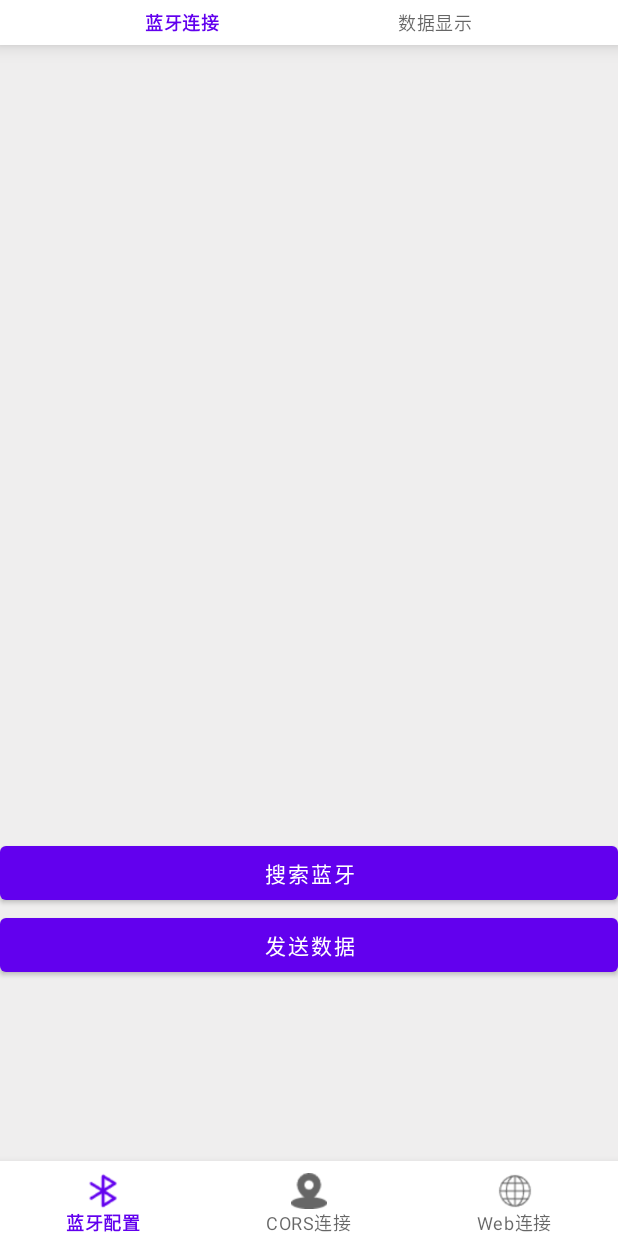
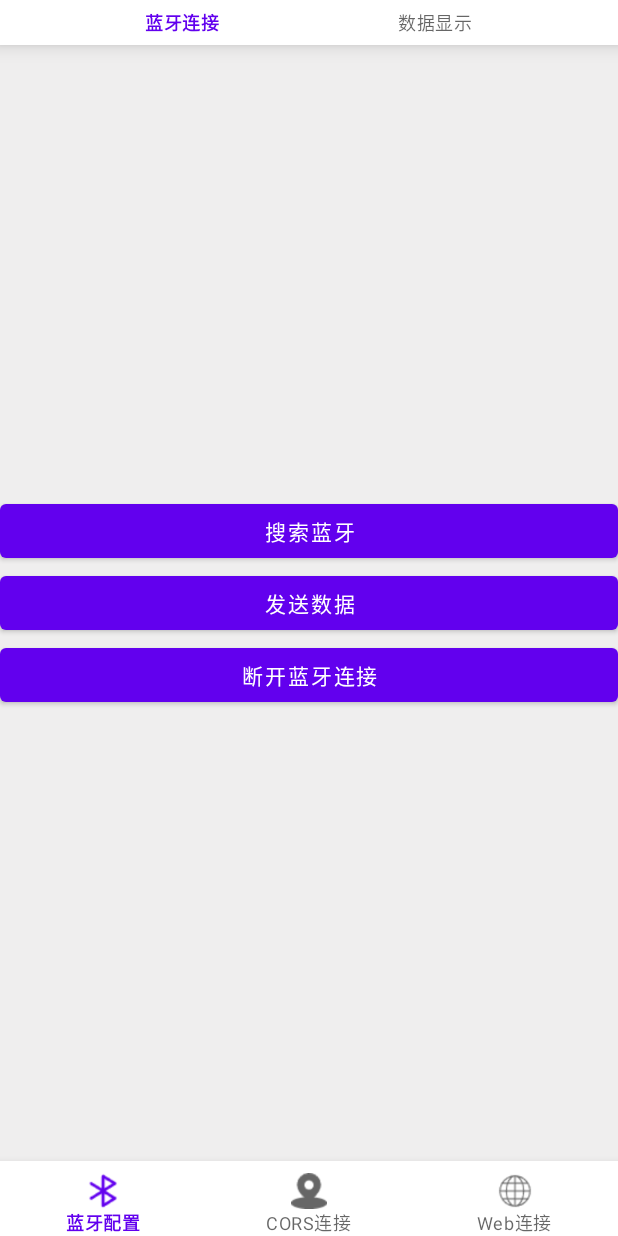
Before and after one commit to Wangshenggui/LC29H_RTK_APP, an Android app: the screen it shows after launch (MainActivity), on a phone screen of 412 x 824 dp. Run offline under Robolectric (Android 15) with nearby library versions, the light colour scheme and no system bars; 1 statement that could not run was skipped.

Commit message:
添加断开蓝牙功能

```diff
--- a/app/src/main/res/layout/fragment_bluetooth_top1.xml
+++ b/app/src/main/res/layout/fragment_bluetooth_top1.xml
@@ -9,7 +9,7 @@
     <ListView
         android:id="@+id/BtList"
         android:layout_width="match_parent"
-        android:layout_height="500sp"
+        android:layout_height="300sp"
         tools:layout_editor_absoluteX="0dp"
         tools:layout_editor_absoluteY="0dp" />
 
@@ -23,7 +23,7 @@
         app:layout_constraintHorizontal_bias="0.0"
         app:layout_constraintStart_toStartOf="parent"
         app:layout_constraintTop_toBottomOf="@+id/BtList"
-        app:layout_constraintVertical_bias="0.142" />
+        app:layout_constraintVertical_bias="0.0" />
 
     <Button
         android:id="@+id/btn_Send"
@@ -39,4 +39,16 @@
         app:layout_constraintTop_toBottomOf="@+id/btn_Scan"
         app:layout_constraintVertical_bias="0.0" />
 
+    <Button
+        android:id="@+id/DisconnectBluetoothButton"
+        android:layout_width="match_parent"
+        android:layout_height="wrap_content"
+        android:text="断开蓝牙连接"
+        app:layout_constraintBottom_toBottomOf="parent"
+        app:layout_constraintEnd_toEndOf="parent"
+        app:layout_constraintHorizontal_bias="0.0"
+        app:layout_constraintStart_toStartOf="parent"
+        app:layout_constraintTop_toBottomOf="@+id/btn_Send"
+        app:layout_constraintVertical_bias="0.0" />
+
 </androidx.constraintlayout.widget.ConstraintLayout>
```
Also changed, not shown: app/src/main/java/com/example/lc29h_rtk_app/main_fragment/bluetooth_topfragment/Bluetooth_top1Fragment.java (+30 -24 lines).
